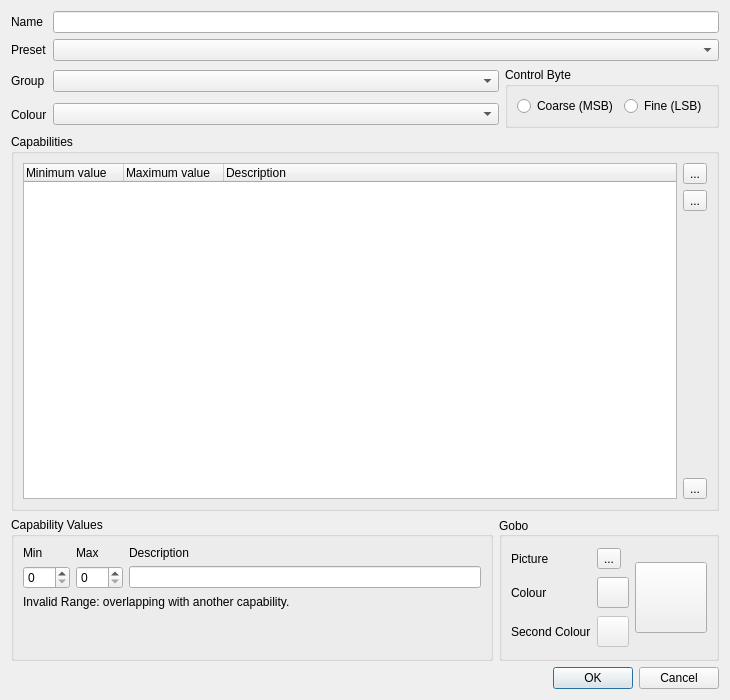
This is fixtureeditor/editchannel.ui in mcallegari/qlcplus as Qt 5 draws it before an edit. The edited form follows.
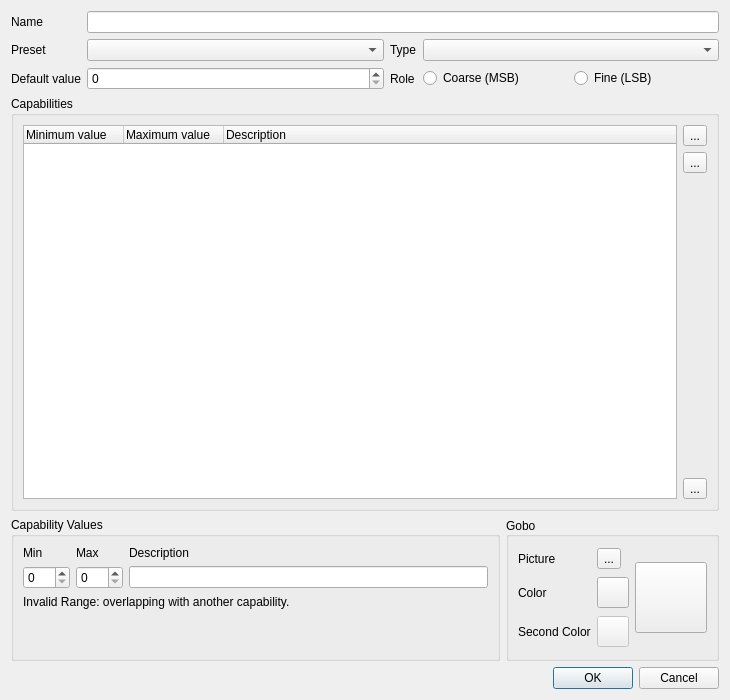
This is the edited form. Icons and pictures are not drawn.

Commit message:
engine/fixture editor: introduce channel default value
Unified channel group/color combo boxes into a single list

```diff
--- a/fixtureeditor/editchannel.ui
+++ b/fixtureeditor/editchannel.ui
@@ -33,7 +33,126 @@
    <string>Edit Channel</string>
   </property>
   <layout class="QGridLayout" name="gridLayout_2">
-   <item row="7" column="0" colspan="3">
+   <item row="7" column="0" colspan="2">
+    <widget class="QGroupBox" name="groupBox_2">
+     <property name="sizePolicy">
+      <sizepolicy hsizetype="Preferred" vsizetype="Expanding">
+       <horstretch>0</horstretch>
+       <verstretch>0</verstretch>
+      </sizepolicy>
+     </property>
+     <property name="title">
+      <string>Capabilities</string>
+     </property>
+     <layout class="QGridLayout" name="gridLayout">
+      <item row="0" column="1">
+       <widget class="QToolButton" name="m_addCapabilityButton">
+        <property name="toolTip">
+         <string>Add a new capability</string>
+        </property>
+        <property name="text">
+         <string notr="true">...</string>
+        </property>
+        <property name="icon">
+         <iconset resource="../ui/src/qlcui.qrc">
+          <normaloff>:/edit_add.png</normaloff>:/edit_add.png</iconset>
+        </property>
+        <property name="iconSize">
+         <size>
+          <width>32</width>
+          <height>32</height>
+         </size>
+        </property>
+       </widget>
+      </item>
+      <item row="2" column="1">
+       <spacer>
+        <property name="orientation">
+         <enum>Qt::Vertical</enum>
+        </property>
+        <property name="sizeHint" stdset="0">
+         <size>
+          <width>20</width>
+          <height>84</height>
+         </size>
+        </property>
+       </spacer>
+      </item>
+      <item row="3" column="1">
+       <widget class="QToolButton" name="m_wizardButton">
+        <property name="toolTip">
+         <string>Capability wizard</string>
+        </property>
+        <property name="text">
+         <string notr="true">...</string>
+        </property>
+        <property name="icon">
+         <iconset resource="../ui/src/qlcui.qrc">
+          <normaloff>:/wizard.png</normaloff>:/wizard.png</iconset>
+        </property>
+        <property name="iconSize">
+         <size>
+          <width>32</width>
+          <height>32</height>
+         </size>
+        </property>
+       </widget>
+      </item>
+      <item row="1" column="1">
+       <widget class="QToolButton" name="m_removeCapabilityButton">
+        <property name="toolTip">
+         <string>Remove the selected capability</string>
+        </property>
+        <property name="text">
+         <string notr="true">...</string>
+        </property>
+        <property name="icon">
+         <iconset resource="../ui/src/qlcui.qrc">
+          <normaloff>:/edit_remove.png</normaloff>:/edit_remove.png</iconset>
+        </property>
+        <property name="iconSize">
+         <size>
+          <width>32</width>
+          <height>32</height>
+         </size>
+        </property>
+       </widget>
+      </item>
+      <item row="0" column="0" rowspan="4">
+       <widget class="QTreeWidget" name="m_capabilityList">
+        <property name="alternatingRowColors">
+         <bool>true</bool>
+        </property>
+        <property name="rootIsDecorated">
+         <bool>false</bool>
+        </property>
+        <property name="itemsExpandable">
+         <bool>false</bool>
+        </property>
+        <property name="allColumnsShowFocus">
+         <bool>true</bool>
+        </property>
+        <column>
+         <property name="text">
+          <string>Minimum value</string>
+         </property>
+        </column>
+        <column>
+         <property name="text">
+          <string>Maximum value</string>
+         </property>
+        </column>
+        <column>
+         <property name="text">
+          <string>Description</string>
+         </property>
+        </column>
+       </widget>
+      </item>
+     </layout>
+    </widget>
+   </item>
+   <item row="8" column="0" colspan="2">
     <layout class="QHBoxLayout" name="m_capValueGroup">
      <item>
       <widget class="QGroupBox" name="m_valueGroup">
@@ -213,7 +332,7 @@
         <item row="2" column="1">
          <widget class="QLabel" name="label_2">
           <property name="text">
-           <string>Colour</string>
+           <string>Color</string>
           </property>
          </widget>
         </item>
@@ -227,7 +346,7 @@
         <item row="3" column="1">
          <widget class="QLabel" name="label_3">
           <property name="text">
-           <string>Second Colour</string>
+           <string>Second Color</string>
           </property>
          </widget>
         </item>
@@ -236,20 +355,7 @@
      </item>
     </layout>
    </item>
-   <item row="4" column="0">
-    <widget class="QLabel" name="m_colourLabel">
-     <property name="sizePolicy">
-      <sizepolicy hsizetype="Preferred" vsizetype="Preferred">
-       <horstretch>0</horstretch>
-       <verstretch>0</verstretch>
-      </sizepolicy>
-     </property>
-     <property name="text">
-      <string>Colour</string>
-     </property>
-    </widget>
-   </item>
-   <item row="8" column="0" colspan="3">
+   <item row="9" column="0" colspan="2">
     <widget class="QDialogButtonBox" name="buttonBox">
      <property name="orientation">
       <enum>Qt::Horizontal</enum>
@@ -259,235 +365,123 @@
      </property>
     </widget>
    </item>
-   <item row="6" column="0" colspan="3">
-    <widget class="QGroupBox" name="groupBox_2">
-     <property name="sizePolicy">
-      <sizepolicy hsizetype="Preferred" vsizetype="Expanding">
-       <horstretch>0</horstretch>
-       <verstretch>0</verstretch>
-      </sizepolicy>
-     </property>
-     <property name="title">
-      <string>Capabilities</string>
-     </property>
-     <layout class="QGridLayout" name="gridLayout">
-      <item row="0" column="1">
-       <widget class="QToolButton" name="m_addCapabilityButton">
-        <property name="toolTip">
-         <string>Add a new capability</string>
-        </property>
-        <property name="text">
-         <string notr="true">...</string>
-        </property>
-        <property name="icon">
-         <iconset resource="../ui/src/qlcui.qrc">
-          <normaloff>:/edit_add.png</normaloff>:/edit_add.png</iconset>
-        </property>
-        <property name="iconSize">
-         <size>
-          <width>32</width>
-          <height>32</height>
-         </size>
-        </property>
-       </widget>
-      </item>
-      <item row="2" column="1">
-       <spacer>
-        <property name="orientation">
-         <enum>Qt::Vertical</enum>
-        </property>
-        <property name="sizeHint" stdset="0">
-         <size>
-          <width>20</width>
-          <height>84</height>
-         </size>
-        </property>
-       </spacer>
-      </item>
-      <item row="3" column="1">
-       <widget class="QToolButton" name="m_wizardButton">
-        <property name="toolTip">
-         <string>Capability wizard</string>
-        </property>
-        <property name="text">
-         <string notr="true">...</string>
-        </property>
-        <property name="icon">
-         <iconset resource="../ui/src/qlcui.qrc">
-          <normaloff>:/wizard.png</normaloff>:/wizard.png</iconset>
-        </property>
-        <property name="iconSize">
-         <size>
-          <width>32</width>
-          <height>32</height>
-         </size>
-        </property>
-       </widget>
-      </item>
-      <item row="1" column="1">
-       <widget class="QToolButton" name="m_removeCapabilityButton">
-        <property name="toolTip">
-         <string>Remove the selected capability</string>
-        </property>
-        <property name="text">
-         <string notr="true">...</string>
-        </property>
-        <property name="icon">
-         <iconset resource="../ui/src/qlcui.qrc">
-          <normaloff>:/edit_remove.png</normaloff>:/edit_remove.png</iconset>
-        </property>
-        <property name="iconSize">
-         <size>
-          <width>32</width>
-          <height>32</height>
-         </size>
-        </property>
-       </widget>
-      </item>
-      <item row="0" column="0" rowspan="4">
-       <widget class="QTreeWidget" name="m_capabilityList">
-        <property name="alternatingRowColors">
-         <bool>true</bool>
-        </property>
-        <property name="rootIsDecorated">
-         <bool>false</bool>
-        </property>
-        <property name="itemsExpandable">
-         <bool>false</bool>
-        </property>
-        <property name="allColumnsShowFocus">
-         <bool>true</bool>
-        </property>
-        <column>
+   <item row="0" column="0" colspan="2">
+    <layout class="QGridLayout" name="gridLayout_3">
+     <item row="2" column="1">
+      <widget class="QSpinBox" name="m_defaultValSpin">
+       <property name="maximum">
+        <number>255</number>
+       </property>
+      </widget>
+     </item>
+     <item row="0" column="0">
+      <widget class="QLabel" name="m_nameLabel">
+       <property name="sizePolicy">
+        <sizepolicy hsizetype="Preferred" vsizetype="Preferred">
+         <horstretch>0</horstretch>
+         <verstretch>0</verstretch>
+        </sizepolicy>
+       </property>
+       <property name="text">
+        <string>Name</string>
+       </property>
+      </widget>
+     </item>
+     <item row="1" column="1">
+      <widget class="QComboBox" name="m_presetCombo">
+       <property name="sizePolicy">
+        <sizepolicy hsizetype="Expanding" vsizetype="Fixed">
+         <horstretch>0</horstretch>
+         <verstretch>0</verstretch>
+        </sizepolicy>
+       </property>
+       <property name="iconSize">
+        <size>
+         <width>24</width>
+         <height>24</height>
+        </size>
+       </property>
+      </widget>
+     </item>
+     <item row="1" column="3">
+      <widget class="QComboBox" name="m_typeCombo">
+       <property name="sizePolicy">
+        <sizepolicy hsizetype="Expanding" vsizetype="Fixed">
+         <horstretch>0</horstretch>
+         <verstretch>0</verstretch>
+        </sizepolicy>
+       </property>
+       <property name="toolTip">
+        <string>The group this channel belongs to</string>
+       </property>
+       <property name="iconSize">
+        <size>
+         <width>24</width>
+         <height>24</height>
+        </size>
+       </property>
+      </widget>
+     </item>
+     <item row="2" column="0">
+      <widget class="QLabel" name="label_4">
+       <property name="text">
+        <string>Default value</string>
+       </property>
+      </widget>
+     </item>
+     <item row="1" column="2">
+      <widget class="QLabel" name="m_groupLabel">
+       <property name="sizePolicy">
+        <sizepolicy hsizetype="Preferred" vsizetype="Preferred">
+         <horstretch>0</horstretch>
+         <verstretch>0</verstretch>
+        </sizepolicy>
+       </property>
+       <property name="text">
+        <string>Type</string>
+       </property>
+      </widget>
+     </item>
+     <item row="1" column="0">
+      <widget class="QLabel" name="m_presetLabel">
+       <property name="text">
+        <string>Preset</string>
+       </property>
+      </widget>
+     </item>
+     <item row="0" column="1" colspan="3">
+      <widget class="QLineEdit" name="m_nameEdit">
+       <property name="toolTip">
+        <string>The name of this channel</string>
+       </property>
+      </widget>
+     </item>
+     <item row="2" column="2">
+      <widget class="QLabel" name="label_5">
+       <property name="text">
+        <string>Role</string>
+       </property>
+      </widget>
+     </item>
+     <item row="2" column="3">
+      <layout class="QHBoxLayout" name="horizontalLayout">
+       <item>
+        <widget class="QRadioButton" name="m_msbRadio">
          <property name="text">
-          <string>Minimum value</string>
+          <string>Coarse (MSB)</string>
          </property>
-        </column>
-        <column>
+        </widget>
+       </item>
+       <item>
+        <widget class="QRadioButton" name="m_lsbRadio">
          <property name="text">
-          <string>Maximum value</string>
+          <string>Fine (LSB)</string>
          </property>
-        </column>
-        <column>
-         <property name="text">
-          <string>Description</string>
-         </property>
-        </column>
-       </widget>
-      </item>
-     </layout>
-    </widget>
-   </item>
-   <item row="3" column="2" rowspan="2">
-    <widget class="QGroupBox" name="m_controlByteGroup">
-     <property name="title">
-      <string>Control Byte</string>
-     </property>
-     <layout class="QHBoxLayout">
-      <item>
-       <widget class="QRadioButton" name="m_msbRadio">
-        <property name="text">
-         <string>Coarse (MSB)</string>
-        </property>
-       </widget>
-      </item>
-      <item>
-       <widget class="QRadioButton" name="m_lsbRadio">
-        <property name="text">
-         <string>Fine (LSB)</string>
-        </property>
-       </widget>
-      </item>
-     </layout>
-    </widget>
-   </item>
-   <item row="4" column="1">
-    <widget class="QComboBox" name="m_colourCombo">
-     <property name="sizePolicy">
-      <sizepolicy hsizetype="Expanding" vsizetype="Fixed">
-       <horstretch>0</horstretch>
-       <verstretch>0</verstretch>
-      </sizepolicy>
-     </property>
-     <property name="toolTip">
-      <string>Primary colour level controlled by this channel</string>
-     </property>
-     <property name="iconSize">
-      <size>
-       <width>24</width>
-       <height>24</height>
-      </size>
-     </property>
-    </widget>
-   </item>
-   <item row="3" column="1">
-    <widget class="QComboBox" name="m_groupCombo">
-     <property name="sizePolicy">
-      <sizepolicy hsizetype="Expanding" vsizetype="Fixed">
-       <horstretch>0</horstretch>
-       <verstretch>0</verstretch>
-      </sizepolicy>
-     </property>
-     <property name="toolTip">
-      <string>The group this channel belongs to</string>
-     </property>
-     <property name="iconSize">
-      <size>
-       <width>24</width>
-       <height>24</height>
-      </size>
-     </property>
-    </widget>
-   </item>
-   <item row="3" column="0">
-    <widget class="QLabel" name="m_groupLabel">
-     <property name="sizePolicy">
-      <sizepolicy hsizetype="Preferred" vsizetype="Preferred">
-       <horstretch>0</horstretch>
-       <verstretch>0</verstretch>
-      </sizepolicy>
-     </property>
-     <property name="text">
-      <string>Group</string>
-     </property>
-    </widget>
-   </item>
-   <item row="0" column="1" colspan="2">
-    <widget class="QLineEdit" name="m_nameEdit">
-     <property name="toolTip">
-      <string>The name of this channel</string>
-     </property>
-    </widget>
-   </item>
-   <item row="0" column="0">
-    <widget class="QLabel" name="m_nameLabel">
-     <property name="sizePolicy">
-      <sizepolicy hsizetype="Preferred" vsizetype="Preferred">
-       <horstretch>0</horstretch>
-       <verstretch>0</verstretch>
-      </sizepolicy>
-     </property>
-     <property name="text">
-      <string>Name</string>
-     </property>
-    </widget>
-   </item>
-   <item row="1" column="0">
-    <widget class="QLabel" name="m_presetLabel">
-     <property name="text">
-      <string>Preset</string>
-     </property>
-    </widget>
-   </item>
-   <item row="1" column="1" colspan="2">
-    <widget class="QComboBox" name="m_presetCombo">
-     <property name="iconSize">
-      <size>
-       <width>24</width>
-       <height>24</height>
-      </size>
-     </property>
-    </widget>
+        </widget>
+       </item>
+      </layout>
+     </item>
+    </layout>
    </item>
   </layout>
  </widget>
```
Left out of the diff: 5 changed lines with no effect on the pictures. The commit also changes 7 other files.
